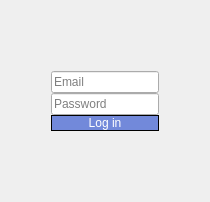
This is source/loginwindow.ui in kociap/Discord- as Qt 5 draws it before an edit. The edited form follows.
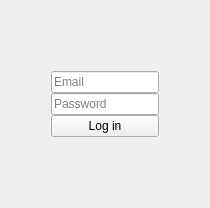
This is the edited form.

Commit message: Start working on proper UI

```diff
--- a/source/loginwindow.ui
+++ b/source/loginwindow.ui
@@ -120,13 +120,6 @@
        </item>
        <item>
         <widget class="QPushButton" name="login_button">
-         <property name="styleSheet">
-          <string notr="true">border: 1px solid black;
-background-image: none;
-background-color:#7289da;
-color: #FFFFFF;
-line-height: 30px;</string>
-         </property>
          <property name="text">
           <string>Log in</string>
          </property>
```
Lines whose indentation alone changed are shown as unchanged. The commit also changes 4 other files.
